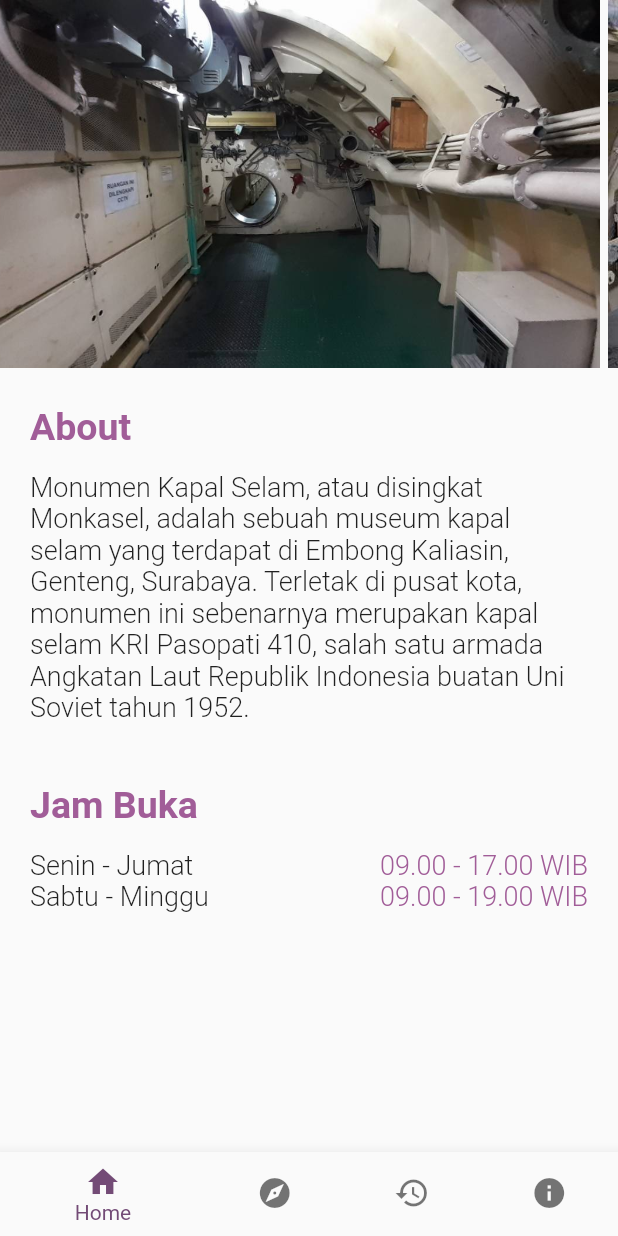
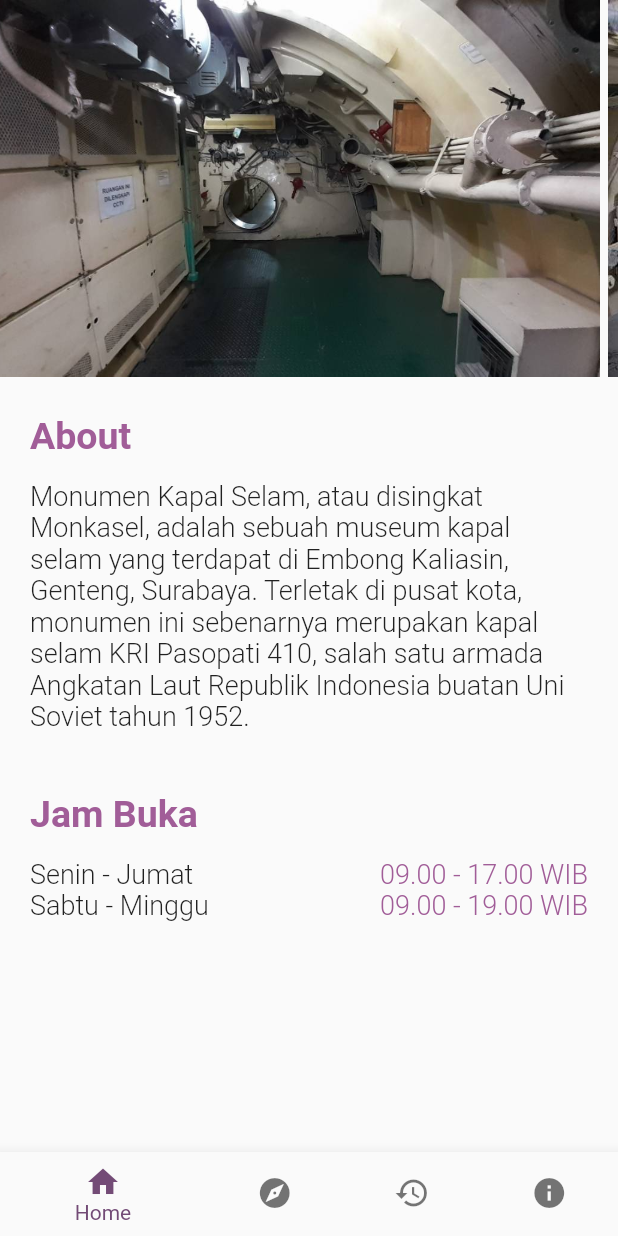
Before and after one commit to putrianna/cool_tourismapp, a Flutter app: the screen it shows after launch, on a phone screen of 412 x 824 dp. Run offline on Flutter 3.47's test engine with Material 2 defaults, Android fonts, the phone set to English and light mode, and no system bars; our stand-ins replace hexcolor.

Commit message:
Update home.dart

```diff
--- a/lib/home.dart
+++ b/lib/home.dart
@@ -39,9 +39,7 @@ class _HomeState extends State<Home> {
               return Column(
                 children: [
                   //Slider image. Mungkin bakal aku ganti pake builder :D
-                  Container(
-                    height: 250,
-                    child: Expanded(
+                  Expanded(
                     flex: 1,
                     child: ListView(
                       scrollDirection: Axis.horizontal,
@@ -51,8 +49,8 @@ class _HomeState extends State<Home> {
                           margin: EdgeInsets.only(right: 5, bottom: 5),
                           decoration: BoxDecoration(
                             image: DecorationImage(
-                                image: AssetImage(
-                                    '${snapshot.data.images[0].name}'),
+                              image:
+                                  AssetImage('${snapshot.data.images[0].name}'),
                               fit: BoxFit.cover,
                             ),
                           ),
@@ -62,8 +60,8 @@ class _HomeState extends State<Home> {
                           margin: EdgeInsets.only(right: 5, bottom: 5),
                           decoration: BoxDecoration(
                             image: DecorationImage(
-                                image: AssetImage(
-                                    '${snapshot.data.images[1].name}'),
+                              image:
+                                  AssetImage('${snapshot.data.images[1].name}'),
                               fit: BoxFit.cover,
                             ),
                           ),
@@ -73,8 +71,8 @@ class _HomeState extends State<Home> {
                           margin: EdgeInsets.only(bottom: 5),
                           decoration: BoxDecoration(
                             image: DecorationImage(
-                                image: AssetImage(
-                                    '${snapshot.data.images[2].name}'),
+                              image:
+                                  AssetImage('${snapshot.data.images[2].name}'),
                               fit: BoxFit.cover,
                             ),
                           ),
@@ -82,9 +80,9 @@ class _HomeState extends State<Home> {
                       ],
                     ),
                   ),
-                  ),
                   //Badan teks :3
                   Expanded(
+                    flex: 2,
                     child: SingleChildScrollView(
                       child: Container(
                         child: Column(
```
Lines whose indentation alone changed are shown as unchanged.
